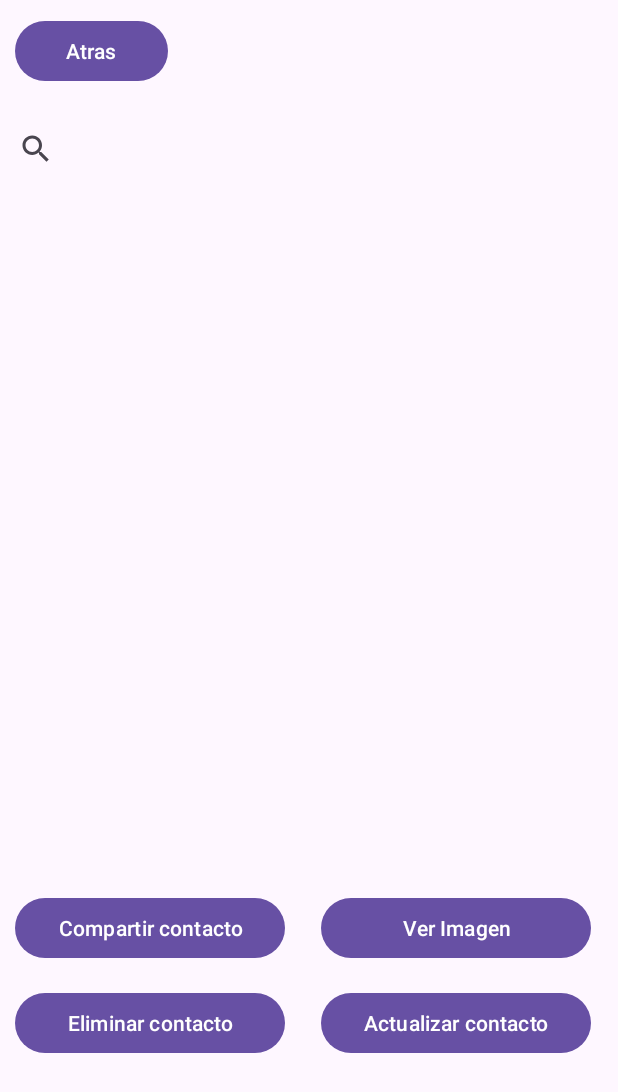
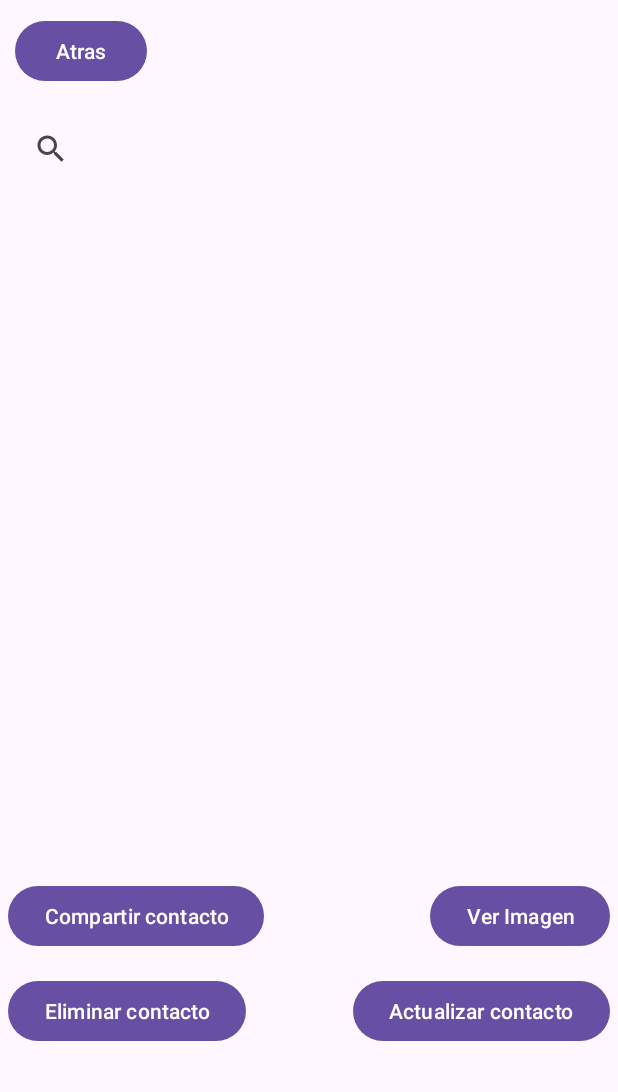
Before and after one commit to etorrres/PM1E1311, an Android app: the ActivityListContact screen opened directly, with no data from a screen before it, on a phone screen of 412 x 824 dp. Shown: the top 1092 px of the screen. Run offline under Robolectric (Android 15) with nearby library versions, the phone set to English and light mode, and no system bars.

Commit message:
Cambios de estructura en listContact

```diff
--- a/app/src/main/res/layout/activity_list_contact.xml
+++ b/app/src/main/res/layout/activity_list_contact.xml
@@ -8,19 +8,17 @@
 
     <Button
         android:id="@+id/btnatras"
-        android:layout_width="0dp"
+        android:layout_width="wrap_content"
         android:layout_height="wrap_content"
         android:layout_marginStart="10dp"
         android:layout_marginTop="10dp"
-        android:layout_marginEnd="300dp"
         android:text="@string/irAtras"
-        app:layout_constraintEnd_toEndOf="parent"
         app:layout_constraintStart_toStartOf="parent"
         app:layout_constraintTop_toTopOf="parent" />
 
     <SearchView
         android:id="@+id/searchContact"
-        android:layout_width="414dp"
+        android:layout_width="0dp"
         android:layout_height="42dp"
         android:layout_marginStart="10dp"
         android:layout_marginTop="20dp"
@@ -31,11 +29,11 @@
 
     <LinearLayout
         android:id="@+id/linearLayout"
-        android:layout_width="401dp"
-        android:layout_height="449dp"
-        android:layout_marginStart="10dp"
+        android:layout_width="376dp"
+        android:layout_height="441dp"
+        android:layout_marginStart="30dp"
         android:layout_marginTop="15dp"
-        android:layout_marginEnd="10dp"
+        android:layout_marginEnd="30dp"
         android:orientation="vertical"
         app:layout_constraintEnd_toEndOf="parent"
         app:layout_constraintStart_toStartOf="parent"
@@ -50,9 +48,9 @@
 
     <Button
         android:id="@+id/btncompartir"
-        android:layout_width="180dp"
+        android:layout_width="wrap_content"
         android:layout_height="wrap_content"
-        android:layout_marginStart="10dp"
+        android:layout_marginStart="5dp"
         android:layout_marginTop="10dp"
         android:text="@string/compartirContac"
         app:layout_constraintStart_toStartOf="parent"
@@ -60,21 +58,19 @@
 
     <Button
         android:id="@+id/btnverimagen"
-        android:layout_width="180dp"
+        android:layout_width="wrap_content"
         android:layout_height="wrap_content"
-        android:layout_marginStart="15dp"
         android:layout_marginTop="10dp"
-        android:layout_marginEnd="10dp"
+        android:layout_marginEnd="5dp"
         android:text="@string/verImage"
         app:layout_constraintEnd_toEndOf="parent"
-        app:layout_constraintStart_toEndOf="@+id/btncompartir"
         app:layout_constraintTop_toBottomOf="@+id/linearLayout" />
 
     <Button
         android:id="@+id/btneliminar"
-        android:layout_width="180dp"
+        android:layout_width="wrap_content"
         android:layout_height="wrap_content"
-        android:layout_marginStart="10dp"
+        android:layout_marginStart="5dp"
         android:layout_marginTop="15dp"
         android:text="@string/eliminarContac"
         app:layout_constraintStart_toStartOf="parent"
@@ -82,13 +78,11 @@
 
     <Button
         android:id="@+id/btnactualizar"
-        android:layout_width="180dp"
+        android:layout_width="wrap_content"
         android:layout_height="wrap_content"
-        android:layout_marginStart="15dp"
         android:layout_marginTop="15dp"
-        android:layout_marginEnd="10dp"
+        android:layout_marginEnd="5dp"
         android:text="@string/updateContac"
         app:layout_constraintEnd_toEndOf="parent"
-        app:layout_constraintStart_toEndOf="@+id/btneliminar"
         app:layout_constraintTop_toBottomOf="@+id/btnverimagen" />
 </androidx.constraintlayout.widget.ConstraintLayout>
```
